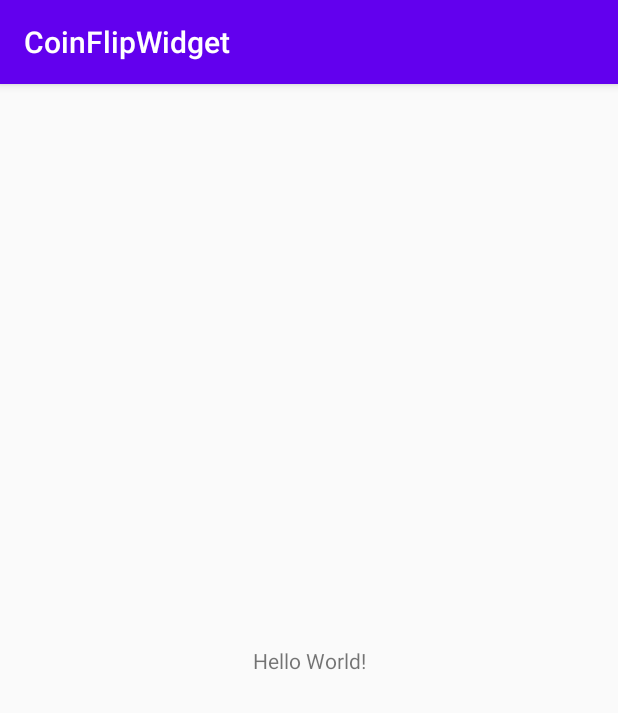
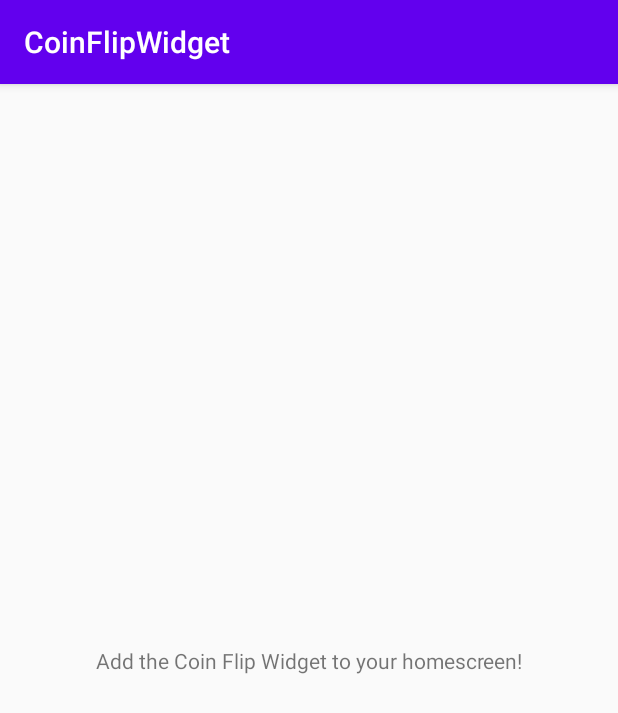
Before and after one commit to JohnHuang1/Coin_flip_widget, an Android app: the screen it shows after launch (MainActivity), on a phone screen of 412 x 824 dp. Shown: the top 713 px of the screen. Run offline under Robolectric (Android 15) with nearby library versions, the phone set to English and light mode, and no system bars.

Commit message:
Changed Main Activity Text

```diff
--- a/app/src/main/res/layout/activity_main.xml
+++ b/app/src/main/res/layout/activity_main.xml
@@ -9,7 +9,7 @@
     <TextView
         android:layout_width="wrap_content"
         android:layout_height="wrap_content"
-        android:text="Hello World!"
+        android:text="@string/main_text"
         app:layout_constraintBottom_toBottomOf="parent"
         app:layout_constraintLeft_toLeftOf="parent"
         app:layout_constraintRight_toRightOf="parent"
--- a/app/src/main/res/values/strings.xml
+++ b/app/src/main/res/values/strings.xml
@@ -11,4 +11,5 @@
     <string name="widget_theme_key">com.example.coinflipwidget.WIDGETTHEME.</string>
     <string name="question_mark">\?</string>
     <string name="preferences_key">com.example.coinflipwidget.PREFERENCES_KEY</string>
+    <string name="main_text">Add the Coin Flip Widget to your homescreen!</string>
 </resources>
```
